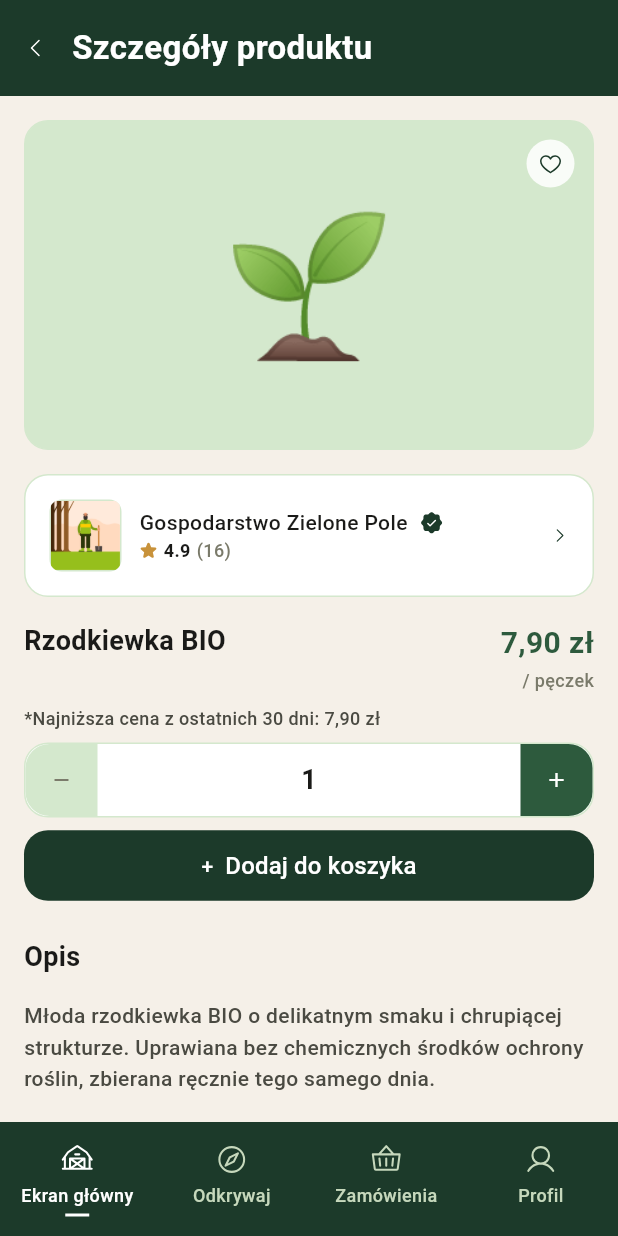
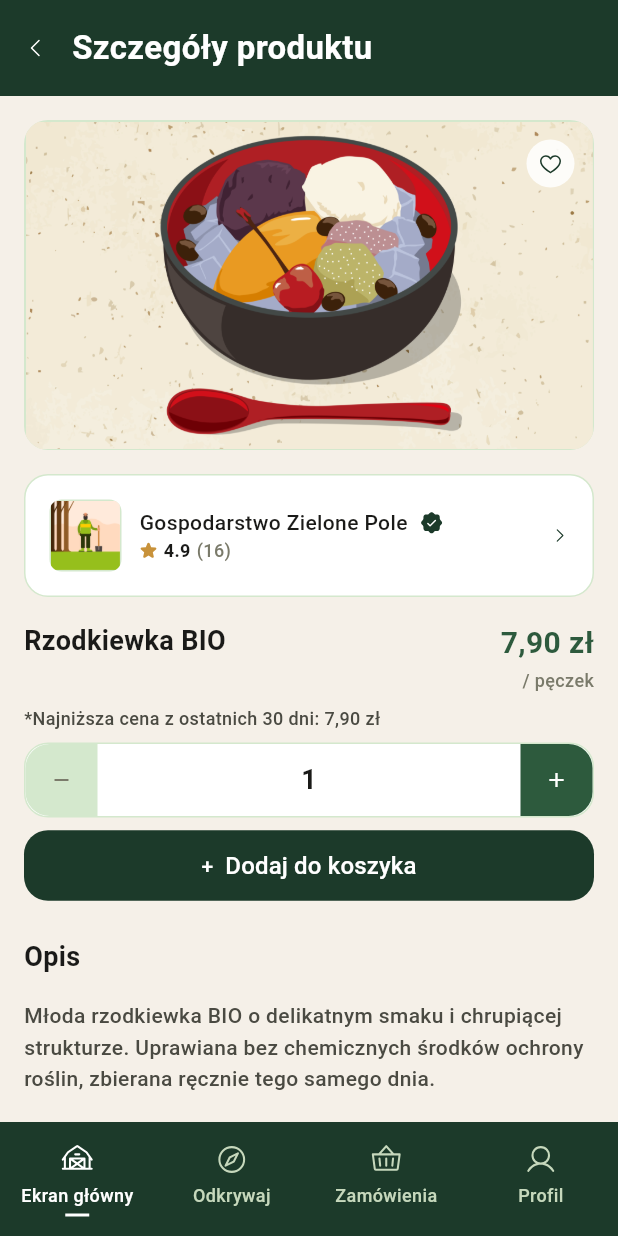
Before and after one commit to Cay00/LokalnyKoszyk, a Flutter app: the screen it shows once a user with an empty profile is signed in, after a tap on "BIO", on a phone screen of 412 x 824 dp. Run offline on Flutter 3.47's test engine with Material 3 defaults, Android fonts, the phone set to English and light mode, and no system bars; our stand-ins replace flutter_svg, geolocator, supabase_flutter; accounts and stored records are empty.

Commit message:
feat: replace emoji placeholders with default food images in product and cart screens

```diff
--- a/lib/screens/product/product_details_screen.dart
+++ b/lib/screens/product/product_details_screen.dart
@@ -80,17 +80,23 @@ class _ProductDetailsScreenState extends State<ProductDetailsScreen> {
             Container(
               width: double.infinity,
               height: 220,
+              clipBehavior: Clip.antiAlias,
               decoration: BoxDecoration(
                 color: widget.product.bgColor,
                 borderRadius: BorderRadius.circular(AppRadius.normal),
                 border: Border.all(color: AppColors.border),
               ),
               child: Stack(
+                fit: StackFit.expand,
                 children: <Widget>[
-                  Center(
-                    child: Text(
-                      widget.product.emoji,
-                      style: const TextStyle(fontSize: 92),
+                  Positioned.fill(
+                    child: Image.asset(
+                      'assets/images/food_default.png',
+                      fit: BoxFit.cover,
+                      alignment: Alignment.center,
+                      errorBuilder:
+                          (BuildContext context, Object error, StackTrace? stackTrace) =>
+                              ColoredBox(color: widget.product.bgColor),
                     ),
                   ),
                   Positioned(
--- a/lib/screens/product/product_tile.dart
+++ b/lib/screens/product/product_tile.dart
@@ -92,11 +92,16 @@ class ProductTile extends StatelessWidget {
             width: double.infinity,
             color: product.bgColor,
             child: Stack(
+              fit: StackFit.expand,
               children: <Widget>[
-                Center(
-                  child: Text(
-                    product.emoji,
-                    style: const TextStyle(fontSize: 64),
+                Positioned.fill(
+                  child: Image.asset(
+                    'assets/images/food_default.png',
+                    fit: BoxFit.cover,
+                    alignment: Alignment.center,
+                    errorBuilder:
+                        (BuildContext context, Object error, StackTrace? stackTrace) =>
+                            const SizedBox.shrink(),
                   ),
                 ),
                 Positioned(
```
Also changed, not shown: lib/screens/checkout/orders_screen.dart (+14 -4 lines), lib/screens/discover_screen.dart (+7 -8 lines), lib/screens/product/product_card.dart (+28 -17 lines).
